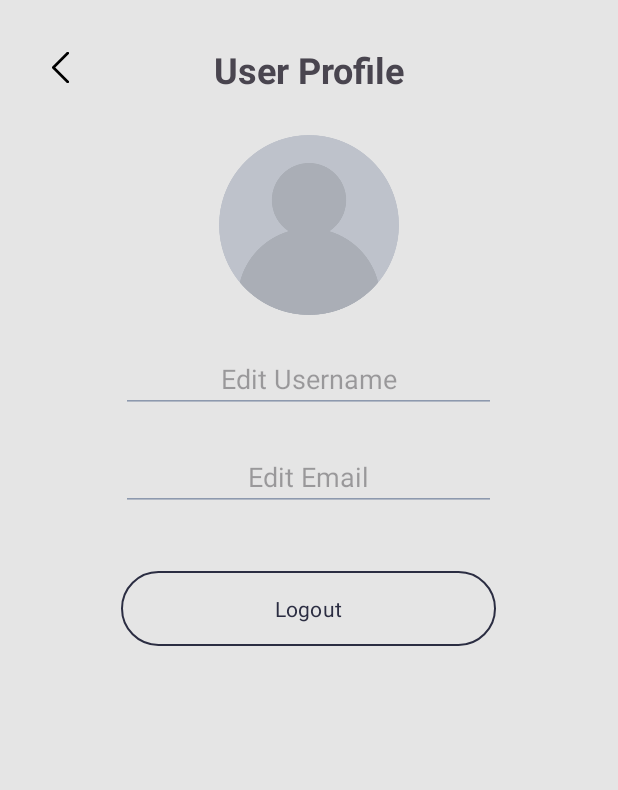
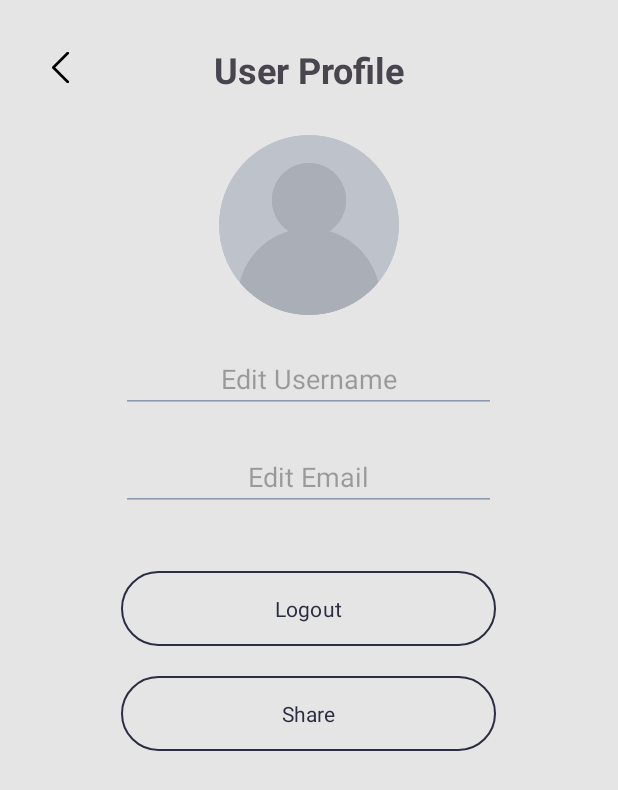
Before and after one commit to LeungYuLap19/Mobile-Computing-GP, an Android app: the MainUserProfileActivity screen opened directly, with no data from a screen before it, on a phone screen of 412 x 824 dp. Shown: the top 790 px of the screen. Run offline under Robolectric (Android 15) with nearby library versions, the phone set to English and light mode, and no system bars; our stand-ins replace Firebase (no records; nobody signed in at launch, a user with empty details on screens opened directly); libraries missing offline, so code that uses them is left out: org.mindrot.jbcrypt; 3 statements that could not run were skipped.

Commit message:
add share function

```diff
--- a/src/main/AndroidManifest.xml
+++ b/src/main/AndroidManifest.xml
@@ -49,6 +49,7 @@
         <activity
             android:name=".activities.MainCreateTaskActivity"
             android:exported="true" />
+
     </application>
 
 </manifest>
--- a/src/main/java/com/mobileComputing/groupProject/activities/MainUserProfileActivity.java
+++ b/src/main/java/com/mobileComputing/groupProject/activities/MainUserProfileActivity.java
@@ -1,6 +1,7 @@
 package com.mobileComputing.groupProject.activities;
 
 import android.content.Intent;
+import android.net.Uri;
 import android.os.Bundle;
 import android.view.View;
 import android.widget.Button;
@@ -9,11 +10,17 @@ import android.widget.ImageButton;
 import android.widget.ImageView;
 
 import androidx.appcompat.app.AppCompatActivity;
+import androidx.core.content.FileProvider;
 
 import com.mobileComputing.groupProject.R;
 import com.mobileComputing.groupProject.models.User;
 import com.mobileComputing.groupProject.services.firebase.AuthService;
 import com.mobileComputing.groupProject.states.AppStates;
+
+import java.io.File;
+import java.io.FileOutputStream;
+import java.io.IOException;
+import java.io.InputStream;
 
 public class MainUserProfileActivity extends AppCompatActivity {
 
@@ -22,6 +29,7 @@ public class MainUserProfileActivity extends AppCompatActivity {
     ImageButton return_btn;
     EditText username_et, email_et;
     Button logout_btn;
+    Button share_btn;
 
     @Override
     protected void onCreate(Bundle savedInstanceState) {
@@ -34,6 +42,7 @@ public class MainUserProfileActivity extends AppCompatActivity {
         username_et = findViewById(R.id.username_et);
         email_et = findViewById(R.id.email_et);
         logout_btn = findViewById(R.id.logout_btn);
+        share_btn=findViewById(R.id.share_btn);
 
         User user = appStates.getUser();
         username_et.setText(user.getUsername());
@@ -60,5 +69,19 @@ public class MainUserProfileActivity extends AppCompatActivity {
                 finish();
             }
         });
-    }
-}
+
+
+        share_btn.setOnClickListener(new View.OnClickListener(){
+            @Override
+            public void onClick(View v) {
+               Intent intent = new Intent();
+                intent.setAction(Intent.ACTION_SEND);
+               intent.putExtra(Intent.EXTRA_TEXT,"User name:\n "+ user.getUsername()+"\nUser email:\n "+user.getEmail());
+                intent.setType("text/plain");
+               if(intent.resolveActivity(getPackageManager()) != null){
+                  startActivity(intent);
+               }
+            }});
+
+
+    };}
--- a/src/main/res/layout/main_user_profile.xml
+++ b/src/main/res/layout/main_user_profile.xml
@@ -91,6 +91,23 @@
 
         </LinearLayout>
 
+        <LinearLayout
+            android:layout_width="250dp"
+            android:layout_height="50dp"
+            android:background="@drawable/layout_register_btn_bg"
+            android:layout_marginBottom="20dp"
+            android:layout_gravity="center">
+
+            <Button
+                android:id="@+id/share_btn"
+                android:layout_width="match_parent"
+                android:layout_height="match_parent"
+                android:background="#00000000"
+                android:text="Share"
+                android:textColor="@color/text_regular" />
+
+        </LinearLayout>
+
     </LinearLayout>
 
     <TextView
```
Also changed, not shown: build.gradle (+7 -0 lines). Lines whose indentation alone changed are shown as unchanged.
